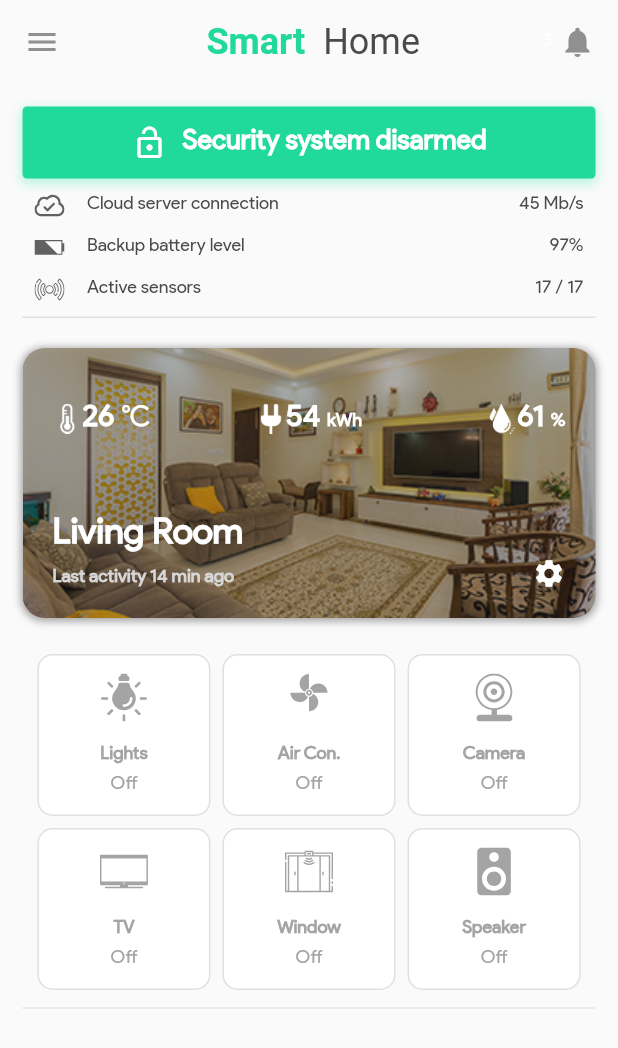
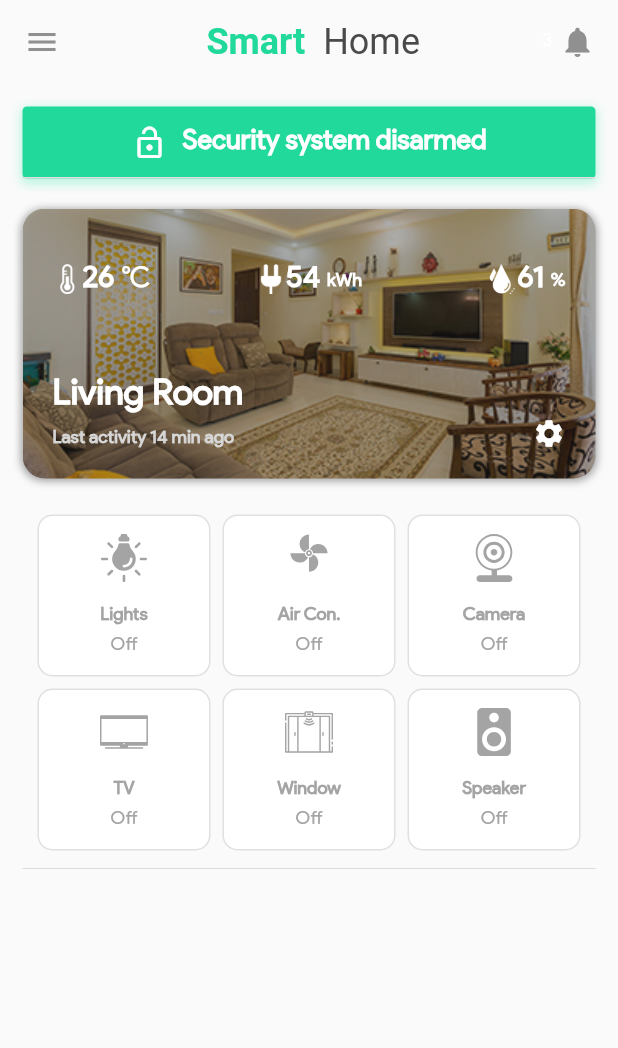
Before and after one commit to ashikdnd/flutter_iot_ui, a Flutter app: the screen it shows after launch, on a phone screen of 412 x 824 dp. Shown: the top 1048 px of the screen. Run offline on Flutter 3.47's test engine with Material 2 defaults, Android fonts, the phone set to English and light mode, and no system bars; our stand-ins replace flutter_svg.

Commit message:
device status animation pefrected

```diff
--- a/lib/smart_home.dart
+++ b/lib/smart_home.dart
@@ -18,6 +18,7 @@ class _SmartHomeState extends State<SmartHome>
   Color securityStatusShadowColor;
   IconData securityIcon;
   bool securityEnabled = false;
+  double deviceStatusHeight;
 
   AnimationController controller;
   Animation<Offset> offset;
@@ -67,6 +68,11 @@ class _SmartHomeState extends State<SmartHome>
       securityStatusShadowColor = kArmedShadowColor;
       securityEnabled = true;
     });
+    Future.delayed(Duration(milliseconds: 1500), () {
+      setState(() {
+        deviceStatusHeight = 100.0;
+      });
+    });
   }
 
   void disableSecurity() {
@@ -77,6 +83,7 @@ class _SmartHomeState extends State<SmartHome>
       securityStatusBorderRadius = 3.0;
       securityStatusShadowColor = kDisarmedShadowColor;
       securityEnabled = false;
+      deviceStatusHeight = 0;
     });
   }
 
@@ -208,13 +215,14 @@ class _SmartHomeState extends State<SmartHome>
                   ),
                   // Devices status
                   AnimatedContainer(
+                    height: deviceStatusHeight,
                     decoration: BoxDecoration(
                       border: Border(
                         bottom: BorderSide(
                           color: Colors.grey[300],
                           width: 1.0,
                           style: BorderStyle.solid
-                        )
+                        ),
                       )
                     ),
                     duration: Duration(milliseconds: 800),
@@ -223,7 +231,8 @@ class _SmartHomeState extends State<SmartHome>
                       padding: EdgeInsets.all(8.0),
                       child: Column(
                         children: <Widget>[
-                          Row(
+                          Expanded(
+                            child: Row(
                               crossAxisAlignment: CrossAxisAlignment.center,
                               children: <Widget>[
                                 SvgPicture.asset(
@@ -240,8 +249,9 @@ class _SmartHomeState extends State<SmartHome>
                                 Text("45 Mb/s")
                               ],
                             ),
-                          SizedBox(height: 8.0,),
-                          Row(
+                          ),
+                          Expanded(
+                            child: Row(
                               crossAxisAlignment: CrossAxisAlignment.center,
                               children: <Widget>[
                                 SvgPicture.asset(
@@ -258,8 +268,9 @@ class _SmartHomeState extends State<SmartHome>
                                 Text("97%")
                               ],
                             ),
-                          SizedBox(height: 8.0,),
-                          Row(
+                          ),
+                          Expanded(
+                            child: Row(
                               crossAxisAlignment: CrossAxisAlignment.center,
                               children: <Widget>[
                                 SvgPicture.asset(
@@ -275,6 +286,7 @@ class _SmartHomeState extends State<SmartHome>
                                 ),
                                 Text("17 / 17")
                               ],
+                            ),
                           ),
                         ],
                       ),
```
Lines whose indentation alone changed are shown as unchanged.
